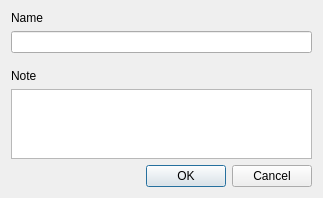
This is src/TimeTracker/edit_activity_field_dialog.ui in miere43/jatt as Qt 5 draws it before an edit. The edited form follows.
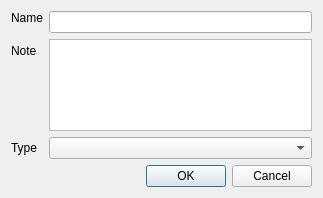
This is the edited form.

Commit message: Add activity info editor to activity edit dialog.

The edit to the form file:
```diff
--- a/src/TimeTracker/edit_activity_field_dialog.ui
+++ b/src/TimeTracker/edit_activity_field_dialog.ui
@@ -19,11 +19,11 @@
   <property name="windowTitle">
    <string>Edit Activity</string>
   </property>
-  <layout class="QVBoxLayout" name="verticalLayout">
+  <layout class="QFormLayout" name="formLayout">
    <property name="sizeConstraint">
     <enum>QLayout::SetMinimumSize</enum>
    </property>
-   <item>
+   <item row="1" column="0">
     <widget class="QLabel" name="editNameLabel">
      <property name="sizePolicy">
       <sizepolicy hsizetype="Fixed" vsizetype="Fixed">
@@ -39,40 +39,24 @@
      </property>
     </widget>
    </item>
-   <item>
+   <item row="1" column="1">
     <widget class="QLineEdit" name="nameEdit"/>
    </item>
-   <item>
-    <spacer name="verticalSpacer">
-     <property name="orientation">
-      <enum>Qt::Vertical</enum>
-     </property>
-     <property name="sizeType">
-      <enum>QSizePolicy::Fixed</enum>
-     </property>
-     <property name="sizeHint" stdset="0">
-      <size>
-       <width>20</width>
-       <height>10</height>
-      </size>
-     </property>
-    </spacer>
-   </item>
-   <item>
+   <item row="2" column="0">
     <widget class="QLabel" name="editNoteLabel">
      <property name="text">
       <string>Note</string>
      </property>
     </widget>
    </item>
-   <item>
+   <item row="2" column="1">
     <widget class="QTextEdit" name="noteEdit">
      <property name="tabChangesFocus">
       <bool>true</bool>
      </property>
     </widget>
    </item>
-   <item>
+   <item row="4" column="1">
     <widget class="QDialogButtonBox" name="buttonBox">
      <property name="orientation">
       <enum>Qt::Horizontal</enum>
@@ -82,6 +66,16 @@
      </property>
     </widget>
    </item>
+   <item row="3" column="0">
+    <widget class="QLabel" name="typeLabel">
+     <property name="text">
+      <string>Type</string>
+     </property>
+    </widget>
+   </item>
+   <item row="3" column="1">
+    <widget class="QComboBox" name="typeComboBox"/>
+   </item>
   </layout>
  </widget>
  <resources/>
```
The commit also changes 3 other files.
